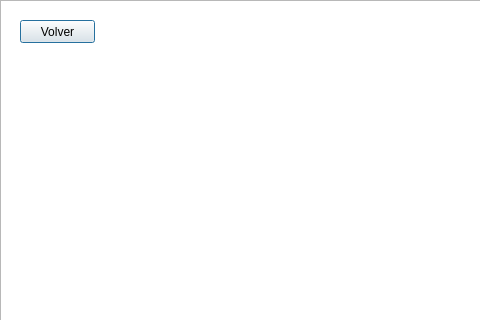
The window that level1.ui (SnT917/Proyecto-Final) describes before a commit, drawn with Qt 5; both pictures show x 0 to 480 and y 0 to 320 of the 1366 by 700 pixel window.
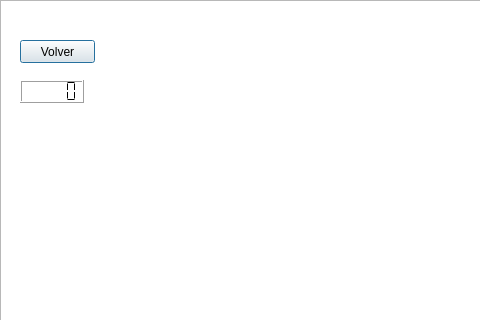
The same window after the commit. Icons and pictures are not drawn.

Commit message: Level #1: Collision, textures and events.

```diff
--- a/level1.ui
+++ b/level1.ui
@@ -70,7 +70,7 @@
    <property name="geometry">
     <rect>
      <x>20</x>
-     <y>20</y>
+     <y>40</y>
      <width>75</width>
      <height>23</height>
     </rect>
@@ -79,6 +79,19 @@
     <string>Volver</string>
    </property>
   </widget>
+  <widget class="QLCDNumber" name="lcdNumber">
+   <property name="geometry">
+    <rect>
+     <x>20</x>
+     <y>80</y>
+     <width>64</width>
+     <height>23</height>
+    </rect>
+   </property>
+   <property name="segmentStyle">
+    <enum>QLCDNumber::Flat</enum>
+   </property>
+  </widget>
  </widget>
  <resources>
   <include location="gif.qrc"/>
```
The commit also changes 2 other files.
